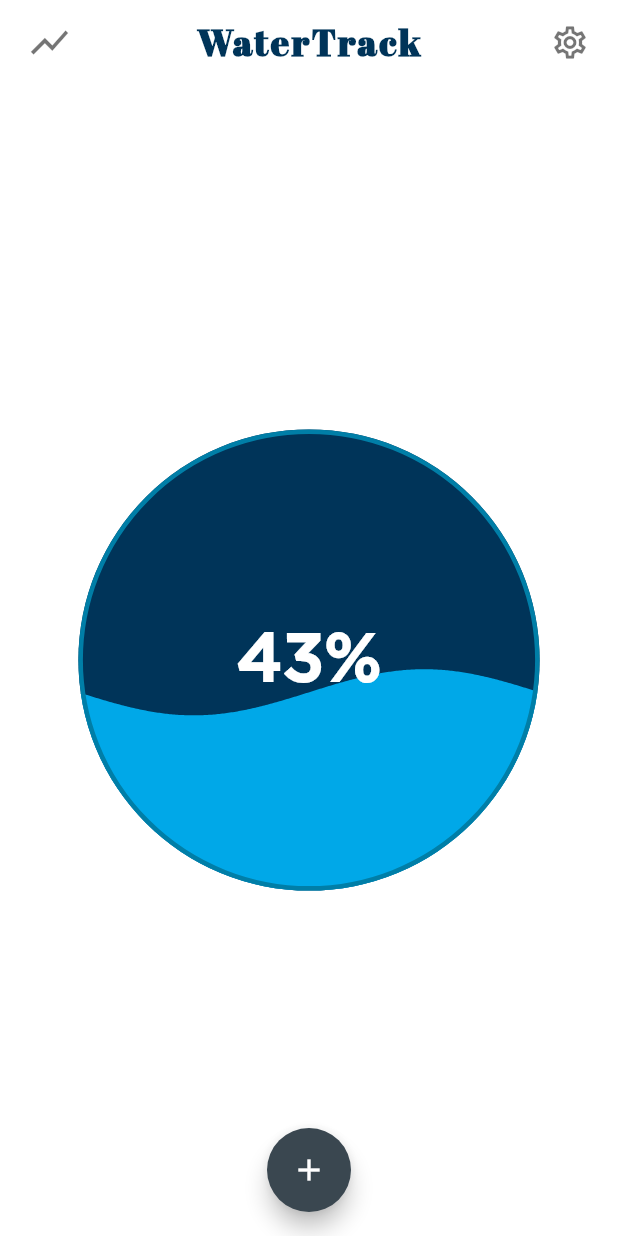
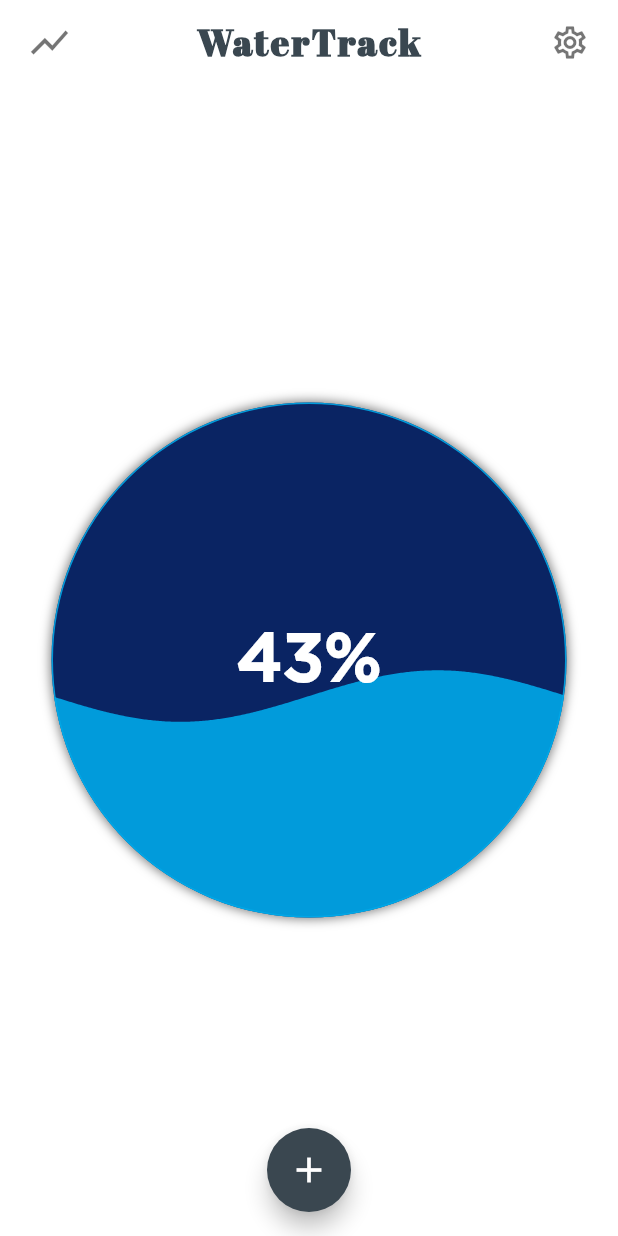
Before and after one commit to Gladson-Lalu/Water_Level_Indicator_App, a Flutter app: the screen it shows after launch, on a phone screen of 412 x 824 dp. Run offline on Flutter 3.47's test engine with Material 2 defaults, Android fonts, the phone set to English and light mode, and no system bars; our stand-ins replace liquid_progress_indicator.

Commit message:
change color pattern

```diff
--- a/lib/common/light.dart
+++ b/lib/common/light.dart
@@ -1,7 +1,9 @@
 import 'package:flutter/material.dart';
 
+//Colors
 Color background = Colors.white;
 Color appBarIcon = Colors.grey;
 Color appBar = Colors.white;
-Color appBarTitleColor = Colors.black;
-Color secondaryColor = Colors.blue;
+Color secondaryColor = const Color(0xFF3A4750);
+Color indicatorWaterColor = const Color(0xff00a8e8).withOpacity(.9);
+Color indicatorBackgroundColor = const Color(0xff0a2463);
--- a/lib/page/home.dart
+++ b/lib/page/home.dart
@@ -14,7 +14,7 @@ class HomePage extends StatefulWidget {
 class _HomePageState extends State<HomePage> {
   @override
   Widget build(BuildContext context) {
-    double indicatorSize = MediaQuery.of(context).size.width / 1.34;
+    double indicatorSize = MediaQuery.of(context).size.width / 1.2;
     int indicatorValue = 43;
     return Scaffold(
       appBar: AppBar(
@@ -33,7 +33,7 @@ class _HomePageState extends State<HomePage> {
         title: const Text(
           'WaterTrack',
           style: TextStyle(
-              color: Color(0xFF003459),
+              color: Color(0xFF3A4750),
               fontSize: 24,
               fontWeight: FontWeight.w900,
               letterSpacing: 1.5,
@@ -53,32 +53,42 @@ class _HomePageState extends State<HomePage> {
       ),
       backgroundColor: theme_color.background,
       body: Center(
-          child: SizedBox(
+          child: Container(
+        decoration: BoxDecoration(
+            borderRadius: const BorderRadius.all(Radius.circular(200)),
+            color: Colors.transparent,
+            boxShadow: [
+              BoxShadow(
+                  color: Colors.black.withOpacity(0.5),
+                  blurRadius: 5,
+                  spreadRadius: 1)
+            ]),
         width: indicatorSize,
         height: indicatorSize,
         child: LiquidCircularProgressIndicator(
+          borderColor: theme_color.indicatorWaterColor,
+          borderWidth: 1,
           value: indicatorValue / 100,
-          valueColor: const AlwaysStoppedAnimation(Color(0xff00a8e8)),
-          borderColor: const Color(0xff007ea7),
-          borderWidth: 3,
+          valueColor: AlwaysStoppedAnimation(theme_color.indicatorWaterColor),
           center: Text(
             indicatorValue.toString() + '%',
-            style: const TextStyle(
-                color: Colors.white,
+            style: TextStyle(
+                color: theme_color.background,
                 fontSize: 45,
                 fontFamily: fontGotham,
                 fontWeight: FontWeight.w900),
           ),
-          backgroundColor: const Color(0xff003459),
+          backgroundColor: theme_color.indicatorBackgroundColor,
         ),
       )),
       floatingActionButton: FloatingActionButton(
           onPressed: () {},
           isExtended: true,
-          backgroundColor: const Color(0xff3A4750),
-          child: const Icon(
+          backgroundColor: theme_color.secondaryColor,
+          child: Icon(
             Icons.add,
-            color: Colors.white,
+            color: theme_color.background,
+            size: 28,
           )),
       floatingActionButtonLocation: FloatingActionButtonLocation.centerFloat,
     );
```
